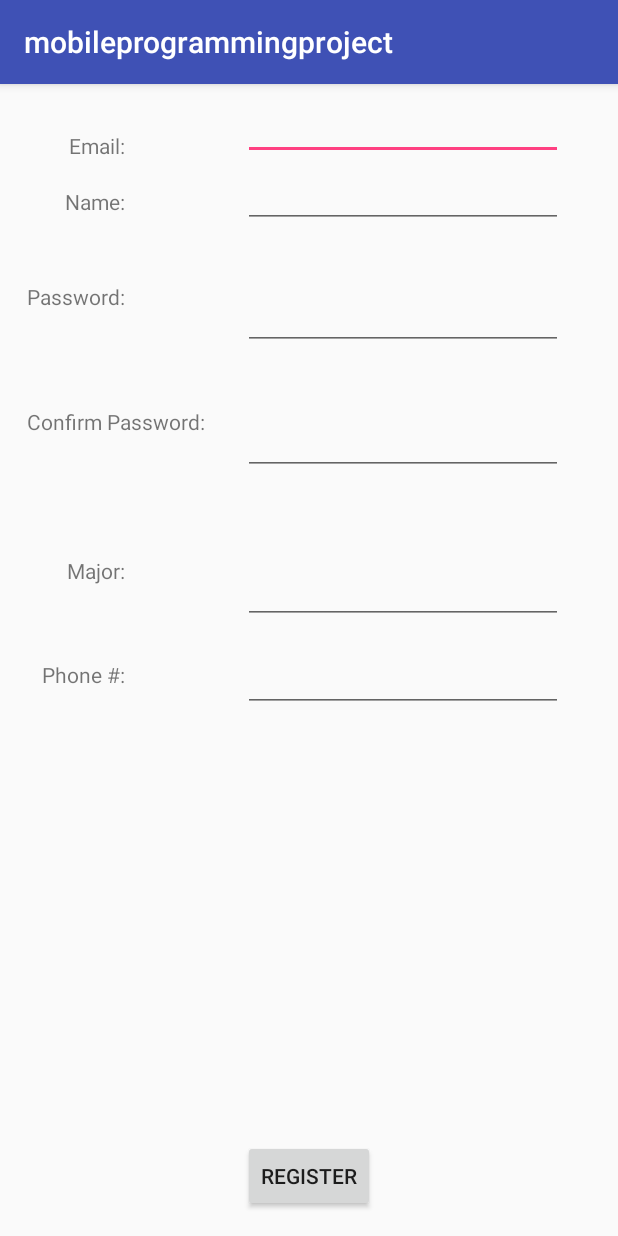
After one commit to Randy424/MobileProgrammingProject1, an Android app: the RegisterActivity screen opened directly, with no data from a screen before it, on a phone screen of 412 x 824 dp. The commit adds this screen. Run offline under Robolectric (Android 15) with nearby library versions, the phone set to English and light mode, and no system bars; our stand-ins replace Firebase (no records; nobody signed in at launch, a user with empty details on screens opened directly).

Commit message:
Added Custom class for user Added basic registration system Added insert to database as map with phone # as primary key

```diff
--- a/app/build.gradle
+++ b/app/build.gradle
@@ -37,4 +37,8 @@ dependencies {
 
 
 
+
+
+
+
 apply plugin: 'com.google.gms.google-services'
--- a/app/src/main/java/edu/fsu/cs/mobile/mobileprogrammingproject/MainActivity.java
+++ b/app/src/main/java/edu/fsu/cs/mobile/mobileprogrammingproject/MainActivity.java
@@ -52,7 +52,7 @@ public class MainActivity extends AppCompatActivity {
         //DatabaseReference childRef = myRef.child
         //Toast.makeText(this, myRef.toString(), Toast.LENGTH_LONG).show();
         //DatabaseReference myRef = database.getReference(FIREBASE_TABLE);
-        //Intent i = new Intent(MainActivity.this, MapsActivity.class);
-        //startActivity(i);
+        Intent i = new Intent(MainActivity.this, LoginActivity.class);
+        startActivity(i);
     }
 }
--- /dev/null
+++ b/app/src/main/java/edu/fsu/cs/mobile/mobileprogrammingproject/RegisterActivity.java
@@ -0,0 +1,100 @@
+package edu.fsu.cs.mobile.mobileprogrammingproject;
+
+import android.content.Context;
+import android.content.pm.PackageManager;
+import android.content.res.Resources;
+import android.location.Location;
+import android.location.LocationManager;
+import android.support.v4.app.ActivityCompat;
+import android.support.v4.content.ContextCompat;
+import android.support.v7.app.AppCompatActivity;
+import android.os.Bundle;
+import android.view.View;
+import android.widget.ArrayAdapter;
+import android.widget.CheckBox;
+import android.widget.EditText;
+import android.widget.RadioGroup;
+import android.widget.Spinner;
+import android.widget.Toast;
+
+import com.google.firebase.database.DatabaseReference;
+import com.google.firebase.database.FirebaseDatabase;
+
+import java.util.Map;
+
+public class RegisterActivity extends AppCompatActivity {
+    EditText email, name, password, major, phone;
+    private DatabaseReference mDatabase;
+
+
+    @Override
+    protected void onCreate(Bundle savedInstanceState) {
+        super.onCreate(savedInstanceState);
+        setContentView(R.layout.activity_register);
+        mDatabase = FirebaseDatabase.getInstance().getReference();
+
+        email = (EditText) findViewById(R.id.email);
+        name = (EditText) findViewById(R.id.name);
+        password = (EditText) findViewById(R.id.password);
+        major = (EditText) findViewById(R.id.major);
+        phone = (EditText) findViewById(R.id.phone);
+
+
+
+    }
+
+
+    /*public void resetClick(View view)
+    {
+        emp_id.setText("");
+        name.setText("");
+        email.setText("");
+        access_code.setText("");
+        confirm_code.setText("");
+
+        gender.clearCheck();
+        agree.setChecked(false);
+        department.setSelection(0);
+    }*/
+
+    public void registerClick(View view) {
+
+
+        LocationManager lm = (LocationManager) getSystemService(Context.LOCATION_SERVICE);
+
+
+        if (ActivityCompat.checkSelfPermission(this, android.Manifest.permission.ACCESS_FINE_LOCATION) != PackageManager.PERMISSION_GRANTED && ActivityCompat.checkSelfPermission(this, android.Manifest.permission.ACCESS_COARSE_LOCATION) != PackageManager.PERMISSION_GRANTED) {
+            // TODO: Consider calling
+            //    ActivityCompat#requestPermissions
+            // here to request the missing permissions, and then overriding
+            //   public void onRequestPermissionsResult(int requestCode, String[] permissions,
+            //                                          int[] grantResults)
+            // to handle the case where the user grants the permission. See the documentation
+            // for ActivityCompat#requestPermissions for more details.
+            return;
+        }
+
+        Location lastLoc = lm.getLastKnownLocation(LocationManager.NETWORK_PROVIDER);
+
+
+        MyUser user = new MyUser(email.getText().toString().trim(),
+                name.getText().toString().trim(),
+                password.getText().toString().trim(),
+                major.getText().toString().trim(),
+                lastLoc,
+                phone.getText().toString().trim());
+
+        Map<String, Object > postValues = user.toMap();
+        mDatabase.child(phone.getText().toString().trim()).setValue(postValues);
+
+        //mDatabase.child(email.getText().toString()).setValue("Dustin");
+    }
+
+    private boolean isEmpty(EditText et) {
+        if (et.getText().toString().trim().length() > 0)
+            return false;
+
+        return true;
+    }
+
+}
--- /dev/null
+++ b/app/src/main/res/layout/activity_register.xml
@@ -0,0 +1,137 @@
+<?xml version="1.0" encoding="utf-8"?>
+
+<ScrollView
+    xmlns:android="http://schemas.android.com/apk/res/android"
+    android:layout_width="fill_parent"
+    android:layout_height="fill_parent"
+    android:fillViewport="true">
+
+    <android.widget.RelativeLayout xmlns:android="http://schemas.android.com/apk/res/android"
+        xmlns:app="http://schemas.android.com/apk/res-auto"
+        xmlns:tools="http://schemas.android.com/tools"
+        android:layout_width="match_parent"
+        android:layout_height="match_parent"
+        tools:context="edu.fsu.cs.mobile.mobileprogrammingproject.RegisterActivity">
+
+
+        <TextView
+            android:id="@+id/emailText"
+            android:layout_width="wrap_content"
+            android:layout_height="wrap_content"
+            android:layout_alignParentStart="true"
+            android:layout_alignParentTop="true"
+            android:layout_marginStart="46dp"
+            android:layout_marginTop="31dp"
+            android:text="Email:" />
+
+        <EditText
+            android:id="@+id/email"
+            android:layout_width="wrap_content"
+            android:layout_height="wrap_content"
+            android:layout_above="@+id/nameText"
+            android:layout_alignStart="@+id/register_button"
+            android:ems="10"
+            android:inputType="textEmailAddress" />
+
+        <TextView
+            android:id="@+id/nameText"
+            android:layout_width="wrap_content"
+            android:layout_height="wrap_content"
+            android:layout_alignEnd="@+id/emailText"
+            android:layout_below="@+id/emailText"
+            android:layout_marginTop="18dp"
+            android:text="Name:" />
+
+        <TextView
+            android:id="@+id/passText"
+            android:layout_width="wrap_content"
+            android:layout_height="wrap_content"
+            android:layout_alignEnd="@+id/nameText"
+            android:layout_below="@+id/name"
+            android:layout_marginTop="36dp"
+            android:text="Password:" />
+
+        <EditText
+            android:id="@+id/name"
+            android:layout_width="wrap_content"
+            android:layout_height="wrap_content"
+            android:layout_alignEnd="@+id/email"
+            android:layout_below="@+id/email"
+            android:ems="10"
+            android:inputType="textPersonName" />
+
+        <EditText
+            android:id="@+id/password"
+            android:layout_width="wrap_content"
+            android:layout_height="wrap_content"
+            android:layout_alignEnd="@+id/name"
+            android:layout_alignTop="@+id/passText"
+            android:ems="10"
+            android:inputType="textPassword" />
+
+        <TextView
+            android:id="@+id/textPass2"
+            android:layout_width="wrap_content"
+            android:layout_height="wrap_content"
+            android:layout_alignStart="@+id/passText"
+            android:layout_below="@+id/password"
+            android:layout_marginTop="38dp"
+            android:text="Confirm Password:" />
+
+        <Button
+            android:id="@+id/register_button"
+            android:layout_width="wrap_content"
+            android:layout_height="wrap_content"
+            android:layout_alignParentBottom="true"
+            android:layout_centerHorizontal="true"
+            android:layout_marginBottom="16dp"
+            android:onClick="registerClick"
+            android:text="Register" />
+
+        <EditText
+            android:id="@+id/confirmPass"
+            android:layout_width="wrap_content"
+            android:layout_height="wrap_content"
+            android:layout_alignStart="@+id/password"
+            android:layout_alignTop="@+id/textPass2"
+            android:ems="10"
+            android:inputType="textPassword" />
+
+        <TextView
+            android:id="@+id/majorText"
+            android:layout_width="wrap_content"
+            android:layout_height="wrap_content"
+            android:layout_alignEnd="@+id/passText"
+            android:layout_below="@+id/confirmPass"
+            android:layout_marginTop="54dp"
+            android:text="Major:" />
+
+        <EditText
+            android:id="@+id/major"
+            android:layout_width="wrap_content"
+            android:layout_height="wrap_content"
+            android:layout_alignStart="@+id/confirmPass"
+            android:layout_alignTop="@+id/majorText"
+            android:ems="10"
+            android:inputType="textCapWords" />
+
+        <TextView
+            android:id="@+id/phoneView"
+            android:layout_width="wrap_content"
+            android:layout_height="wrap_content"
+            android:layout_alignEnd="@+id/majorText"
+            android:layout_below="@+id/major"
+            android:layout_marginTop="24dp"
+            android:text="Phone #:" />
+
+        <EditText
+            android:id="@+id/phone"
+            android:layout_width="wrap_content"
+            android:layout_height="wrap_content"
+            android:layout_alignEnd="@+id/major"
+            android:layout_below="@+id/major"
+            android:layout_marginTop="13dp"
+            android:ems="10"
+            android:inputType="phone" />
+    </android.widget.RelativeLayout>
+</ScrollView>
```
Also changed, not shown: app/src/main/AndroidManifest.xml (+6 -1 lines), app/src/main/java/edu/fsu/cs/mobile/mobileprogrammingproject/LoginActivity.java (+20 -4 lines), app/src/main/java/edu/fsu/cs/mobile/mobileprogrammingproject/MyUser.java (added, +41 -0 lines), app/src/main/res/layout/activity_login.xml (+13 -1 lines), app/src/main/res/values/strings.xml (+26 -1 lines).
